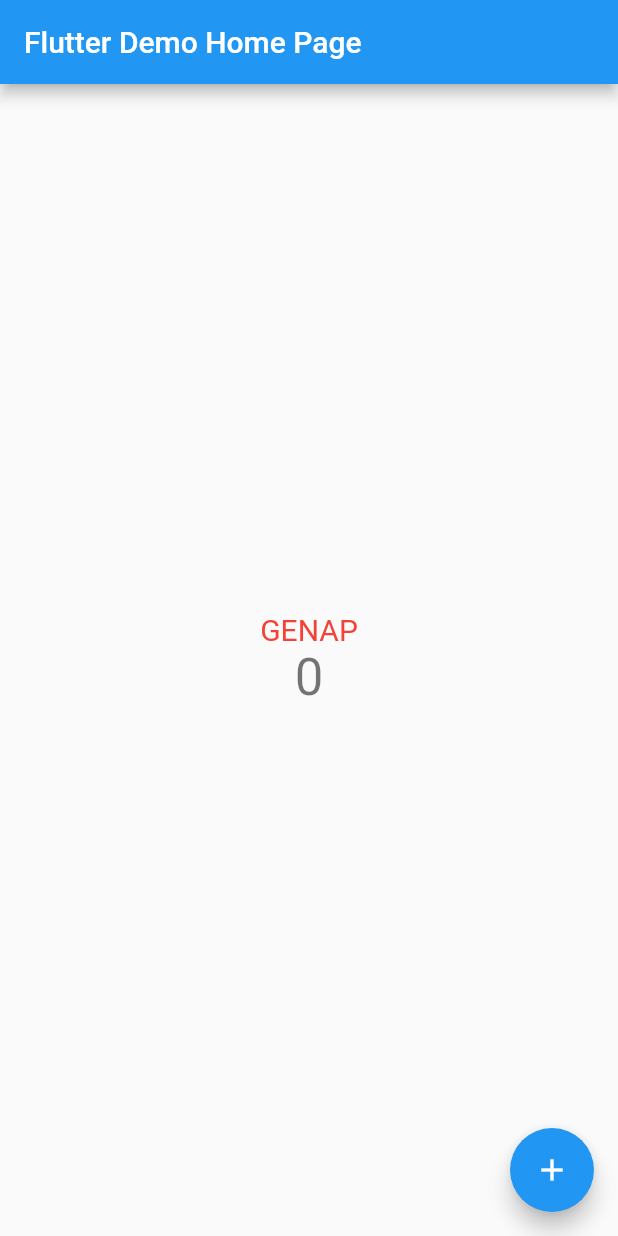
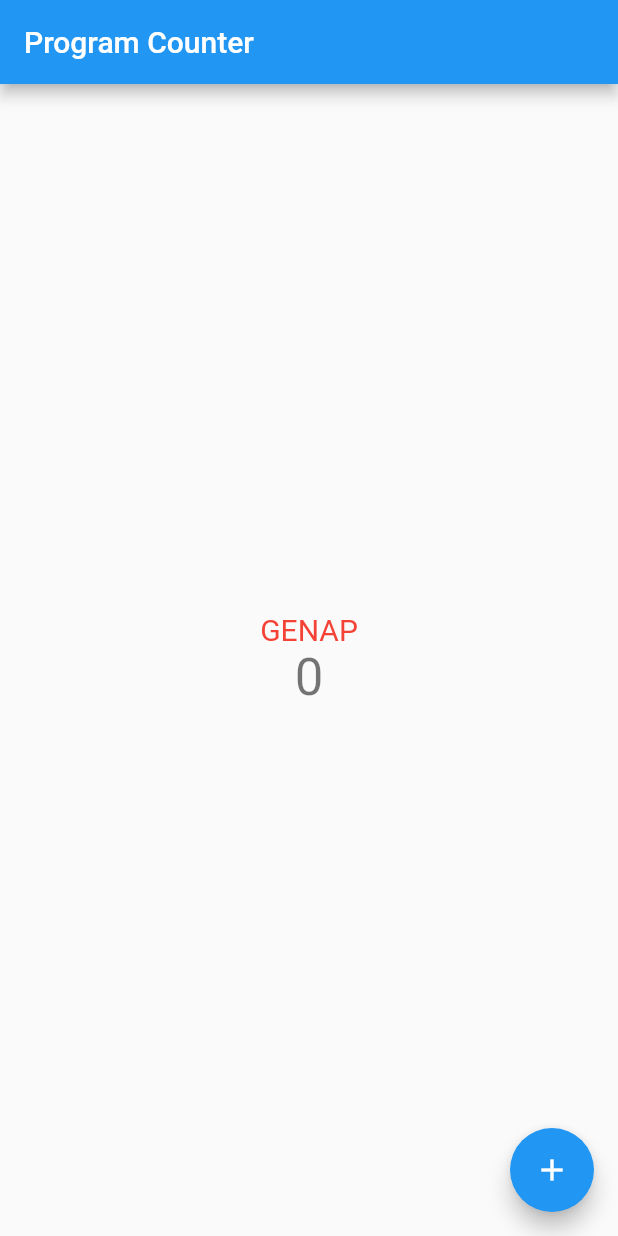
Before and after one commit to dianisa/pbp-flutter-lab, a Flutter app: the screen it shows after launch, on a phone screen of 412 x 824 dp. Run offline on Flutter 3.47's test engine with Material 2 defaults, Android fonts, the phone set to English and light mode, and no system bars.

Commit message:
Tugas 7 Percobaan 2

```diff
--- a/lib/main.dart
+++ b/lib/main.dart
@@ -15,34 +15,15 @@ class MyApp extends StatelessWidget {
     return MaterialApp(
       title: 'Counter_7',
       theme: ThemeData(
-        // This is the theme of your application.
-        //
-        // Try running your application with "flutter run". You'll see the
-        // application has a blue toolbar. Then, without quitting the app, try
-        // changing the primarySwatch below to Colors.green and then invoke
-        // "hot reload" (press "r" in the console where you ran "flutter run",
-        // or simply save your changes to "hot reload" in a Flutter IDE).
-        // Notice that the counter didn't reset back to zero; the application
-        // is not restarted.
         primarySwatch: Colors.blue,
       ),
-      home: const MyHomePage(title: 'Flutter Demo Home Page'),
+      home: const MyHomePage(title: 'Program Counter'),
     );
   }
 }
 
 class MyHomePage extends StatefulWidget {
   const MyHomePage({super.key, required this.title});
-
-  // This widget is the home page of your application. It is stateful, meaning
-  // that it has a State object (defined below) that contains fields that affect
-  // how it looks.
-
-  // This class is the configuration for the state. It holds the values (in this
-  // case the title) provided by the parent (in this case the App widget) and
-  // used by the build method of the State. Fields in a Widget subclass are
-  // always marked "final".
-
   final String title;
 
   @override
@@ -89,36 +70,12 @@ class _MyHomePageState extends State<MyHomePage> {
 
   @override
   Widget build(BuildContext context) {
-    // This method is rerun every time setState is called, for instance as done
-    // by the _incrementCounter method above.
-    //
-    // The Flutter framework has been optimized to make rerunning build methods
-    // fast, so that you can just rebuild anything that needs updating rather
-    // than having to individually change instances of widgets.
     return Scaffold(
       appBar: AppBar(
-        // Here we take the value from the MyHomePage object that was created by
-        // the App.build method, and use it to set our appbar title.
         title: Text(widget.title),
       ),
       body: Center(
-        // Center is a layout widget. It takes a single child and positions it
-        // in the middle of the parent.
         child: Column(
-          // Column is also a layout widget. It takes a list of children and
-          // arranges them vertically. By default, it sizes itself to fit its
-          // children horizontally, and tries to be as tall as its parent.
-          //
-          // Invoke "debug painting" (press "p" in the console, choose the
-          // "Toggle Debug Paint" action from the Flutter Inspector in Android
-          // Studio, or the "Toggle Debug Paint" command in Visual Studio Code)
-          // to see the wireframe for each widget.
-          //
-          // Column has various properties to control how it sizes itself and
-          // how it positions its children. Here we use mainAxisAlignment to
-          // center the children vertically; the main axis here is the vertical
-          // axis because Columns are vertical (the cross axis would be
-          // horizontal).
           mainAxisAlignment: MainAxisAlignment.center,
           children: <Widget>[
             Text(
@@ -145,7 +102,6 @@ class _MyHomePageState extends State<MyHomePage> {
                   child: const Icon(Icons.remove),
               ),
             ),
-            // This trailing comma makes auto-formatting nicer for build methods.
             FloatingActionButton(
               onPressed: _incrementCounter,
               tooltip: 'Increment',
```
Also changed, not shown: 1 other file.
